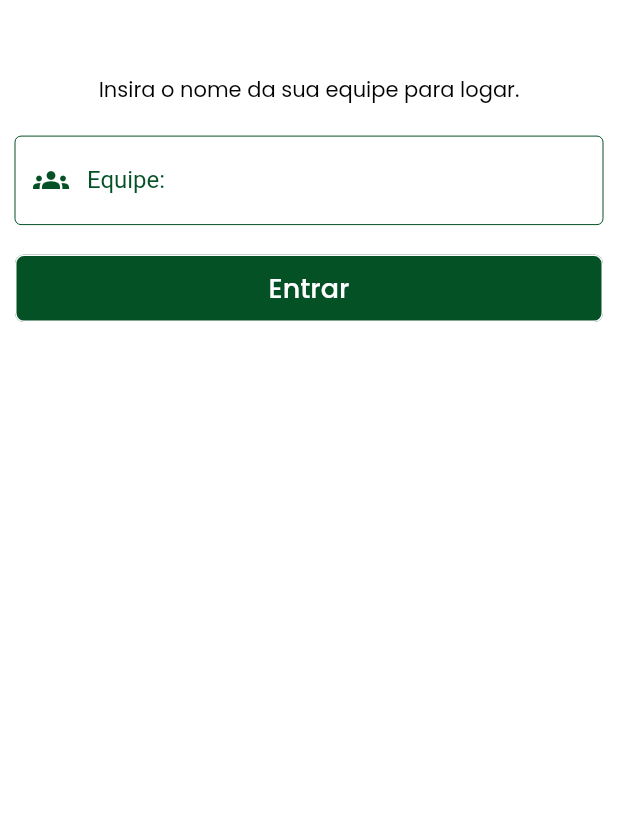
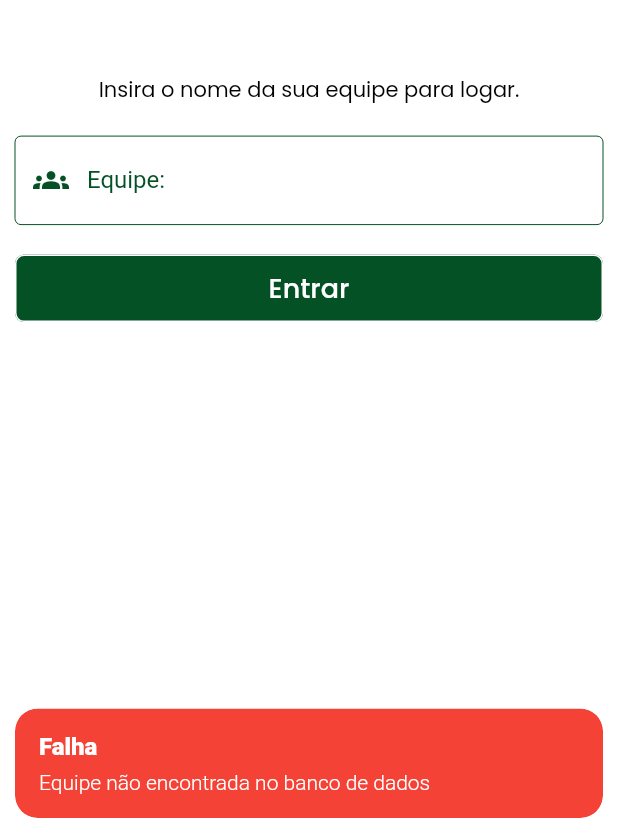
Before and after one commit to joaothimotheo/calculadora_utp, a Flutter app: the screen it shows after launch, after a tap on "Entrar", on a phone screen of 412 x 824 dp, the part 418-1236 px from its top. Run offline on Flutter 3.47's test engine with Material 2 defaults, Android fonts, the phone set to English and light mode, and no system bars; our stand-ins replace get, google_fonts.

Commit message:
feat: equipes adicionadas e adicionadas e implementadas snackbar de alerta

```diff
--- a/lib/modules/login/login_logic.dart
+++ b/lib/modules/login/login_logic.dart
@@ -1,6 +1,7 @@
 import 'dart:developer';
 
 import 'package:calculadora_utp/modules/login/login_state.dart';
+import 'package:flutter/material.dart';
 import 'package:get/get.dart';
 
 class LoginLogic extends GetxController {
@@ -12,23 +13,65 @@ class LoginLogic extends GetxController {
     switch (state.groupController.text) {
       case "15":
         state.groupName.value = "Jaguara";
-        log("Bem vindos ${state.groupName.value}");
+        state.members.addAll(['Camylla', 'Rodrigo']);
+        Get.snackbar(
+          'Bem Vindos',
+          'Equipe ${state.groupName.value}',
+          backgroundColor: Colors.green,
+          snackPosition: SnackPosition.BOTTOM,
+        );
         break;
       case "7":
         state.groupName.value = "Inverga mais não quebra";
+        state.members.addAll(['Fabbio', 'Lucas', 'Marcelo']);
+        Get.snackbar(
+          'Bem Vindos',
+          'Equipe ${state.groupName.value}',
+          backgroundColor: Colors.green,
+          snackPosition: SnackPosition.BOTTOM,
+        );
         break;
       case "9":
         state.groupName.value = "Ladeira abaixo";
+        state.members.addAll(['Eduardo', 'Ricardo', 'Welington']);
+        Get.snackbar(
+          'Bem Vindos',
+          'Equipe ${state.groupName.value}',
+          backgroundColor: Colors.green,
+          snackPosition: SnackPosition.BOTTOM,
+        );
         break;
       case "125":
         state.groupName.value = "AWA";
+        state.members.addAll(['Airton', 'Alexandre', 'Willian']);
+        Get.snackbar(
+          'Bem Vindos',
+          'Equipe ${state.groupName.value}',
+          backgroundColor: Colors.green,
+          snackPosition: SnackPosition.BOTTOM,
+        );
         break;
       case "72":
         state.groupName.value = "Cavalo de Troia";
+        state.members.addAll(['Ghiorge', 'Henrique']);
+        Get.snackbar(
+          'Bem Vindos',
+          'Equipe ${state.groupName.value}',
+          backgroundColor: Colors.green,
+          snackPosition: SnackPosition.BOTTOM,
+          colorText: Colors.white,
+        );
         break;
       default:
         log("Não foi encontrada nenhuma equpe");
         state.groupName.value = "Equipe não encontrada";
+        Get.snackbar(
+          'Falha',
+          'Equipe não encontrada no banco de dados',
+          backgroundColor: Colors.red,
+          snackPosition: SnackPosition.BOTTOM,
+          colorText: Colors.white,
+        );
     }
   }
 }
--- a/lib/modules/login/login_state.dart
+++ b/lib/modules/login/login_state.dart
@@ -1,18 +1,16 @@
 import 'package:flutter/cupertino.dart';
 import 'package:get/get.dart';
-
-import '../../models/group_model.dart';
 
 class LoginState {
   late TextEditingController groupController;
   late RxInt groupId;
   late RxString groupName;
-  late Rxn<GroupModel> members;
+  late RxList<String> members;
 
   LoginState() {
     groupController = TextEditingController();
     groupId = RxInt(0);
     groupName = RxString('');
-    members = Rxn<GroupModel>();
+    members = RxList<String>();
   }
 }
```
